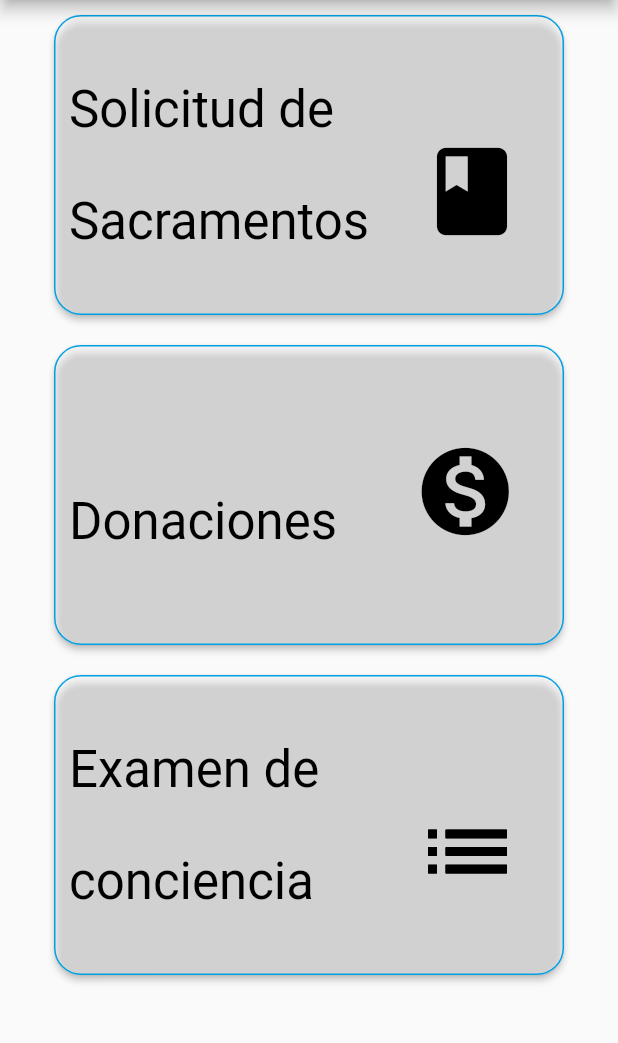
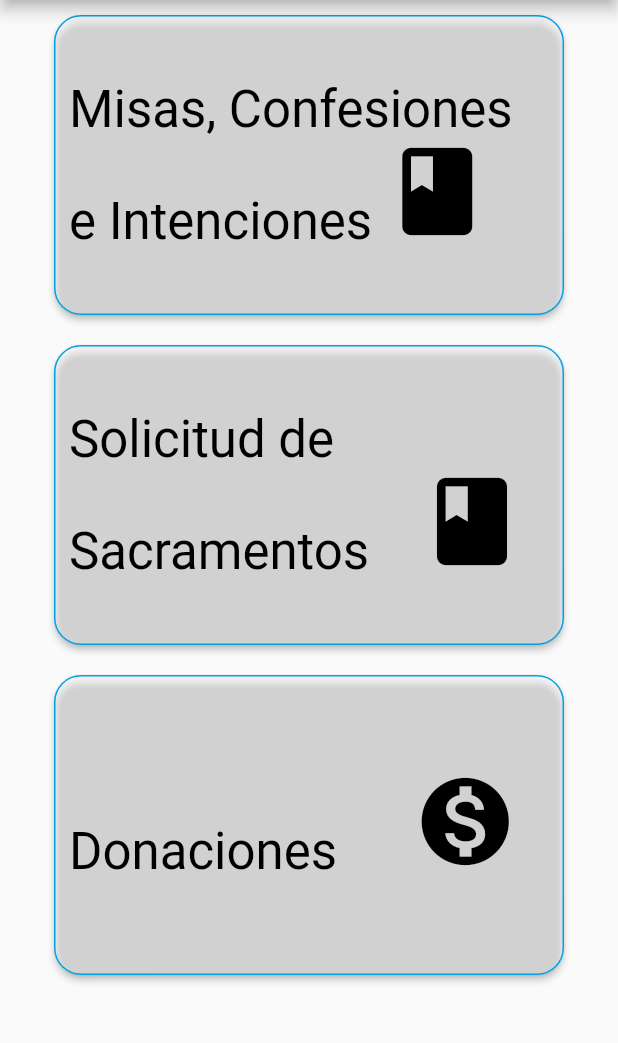
Before and after one commit to kamo28/PDMI, a Flutter app: the screen it shows after launch, on a phone screen of 412 x 824 dp, the part 84-1127 px from its top. Run offline on Flutter 3.47's test engine with Material 2 defaults, Android fonts, the phone set to English and light mode, and no system bars; our stand-ins replace webview_flutter; missing offline and left inert: flutter_sms, http_auth.

Commit message:
botones de inicio nombrados según lo recomendado

```diff
--- a/pdm/lib/inicio.dart
+++ b/pdm/lib/inicio.dart
@@ -2,6 +2,7 @@ import 'package:flutter/material.dart';
 import 'package:pdm/page/contacto_page.dart';
 import 'package:pdm/page/donaciones_page.dart';
 import 'package:pdm/page/solicitud_sacramentos.dart';
+import 'page/sacramentos_ordinarios.dart';
 import 'package:pdm/widget/button_widget.dart';
 import 'package:pdm/widget/navigation_drawer_widget.dart';
 
@@ -35,6 +36,35 @@ class _MainPageState extends State<MainPage> {
             child: new Column(
               children: <Widget>[
                 //No funciona, no te lleva a ningún lado (borrar cuando se solucione)
+                Container(
+                  margin: EdgeInsets.all(10),
+                  height: 200.0,
+                  width: 340,
+                  child: RaisedButton(
+                    shape: RoundedRectangleBorder(
+                        borderRadius: BorderRadius.circular(18.0),
+                        side:
+                            BorderSide(color: Color.fromRGBO(0, 160, 227, 1))),
+                    onPressed: () {
+                      MaterialPageRoute(
+                          builder: (context) => sacramentos_ordinarios());
+                    },
+                    padding: EdgeInsets.all(10.0),
+                    color: Colors.white38,
+                    textColor: Colors.black,
+                    child: Align(
+                      alignment: Alignment.centerLeft,
+                      child: RichText(
+                          text: TextSpan(children: [
+                        TextSpan(
+                            text: "Misas, Confesiones e Intenciones ",
+                            style:
+                                TextStyle(fontSize: 34, color: Colors.black)),
+                        WidgetSpan(child: Icon(Icons.book, size: 70))
+                      ])),
+                    ),
+                  ),
+                ),
                 Container(
                   margin: EdgeInsets.all(10),
                   height: 200.0,
@@ -97,32 +127,6 @@ class _MainPageState extends State<MainPage> {
                   ),
                 ),
                 //No lleva a ninguna pantalla (borrar cuando se solucione)
-                Container(
-                  margin: EdgeInsets.all(10),
-                  height: 200.0,
-                  width: 340,
-                  child: RaisedButton(
-                    shape: RoundedRectangleBorder(
-                        borderRadius: BorderRadius.circular(18.0),
-                        side:
-                            BorderSide(color: Color.fromRGBO(0, 160, 227, 1))),
-                    onPressed: () {},
-                    padding: EdgeInsets.all(10.0),
-                    color: Colors.white38,
-                    textColor: Colors.black,
-                    child: Align(
-                      alignment: Alignment.centerLeft,
-                      child: RichText(
-                          text: TextSpan(children: [
-                        TextSpan(
-                            text: "Examen de conciencia        ",
-                            style:
-                                TextStyle(fontSize: 34, color: Colors.black)),
-                        WidgetSpan(child: Icon(Icons.list_sharp, size: 70))
-                      ])),
-                    ),
-                  ),
-                ),
               ],
             ),
           ),
--- a/pdm/lib/sacramentos_ordinarios.dart
+++ b/pdm/lib/page/sacramentos_ordinarios.dart
@@ -1,6 +1,6 @@
 import 'package:flutter/material.dart';
 
-class sacramentos extends StatelessWidget {
+class sacramentos_ordinarios extends StatelessWidget {
   @override
   Widget build(BuildContext context) {
     return MaterialApp(
```
